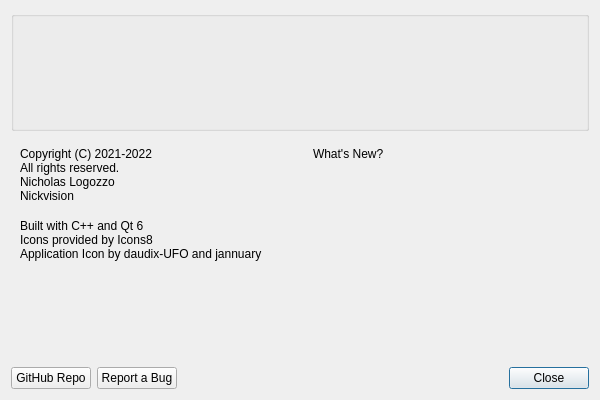
Above: NickvisionTagger/UI/Controls/AboutDialog.ui from NickvisionApps/Tagger before the change. Below: the same form after it.
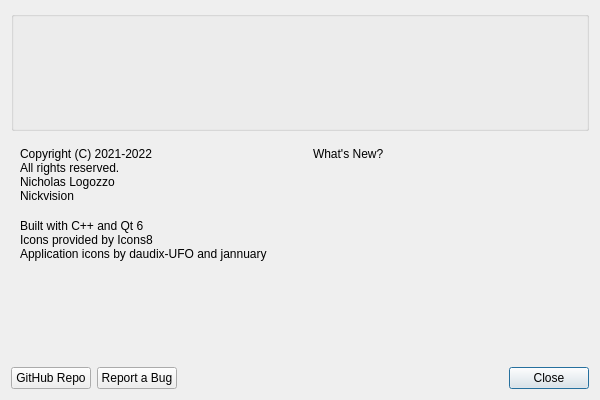
That is the form after the change. Icons and pictures are not drawn.

```diff
--- a/NickvisionTagger/UI/Controls/AboutDialog.ui
+++ b/NickvisionTagger/UI/Controls/AboutDialog.ui
@@ -152,7 +152,7 @@
          <property name="text">
           <string>Built with C++ and Qt 6
 Icons provided by Icons8
-Application Icon by daudix-UFO and jannuary</string>
+Application icons by daudix-UFO and jannuary</string>
          </property>
          <property name="margin">
           <number>0</number>
```
